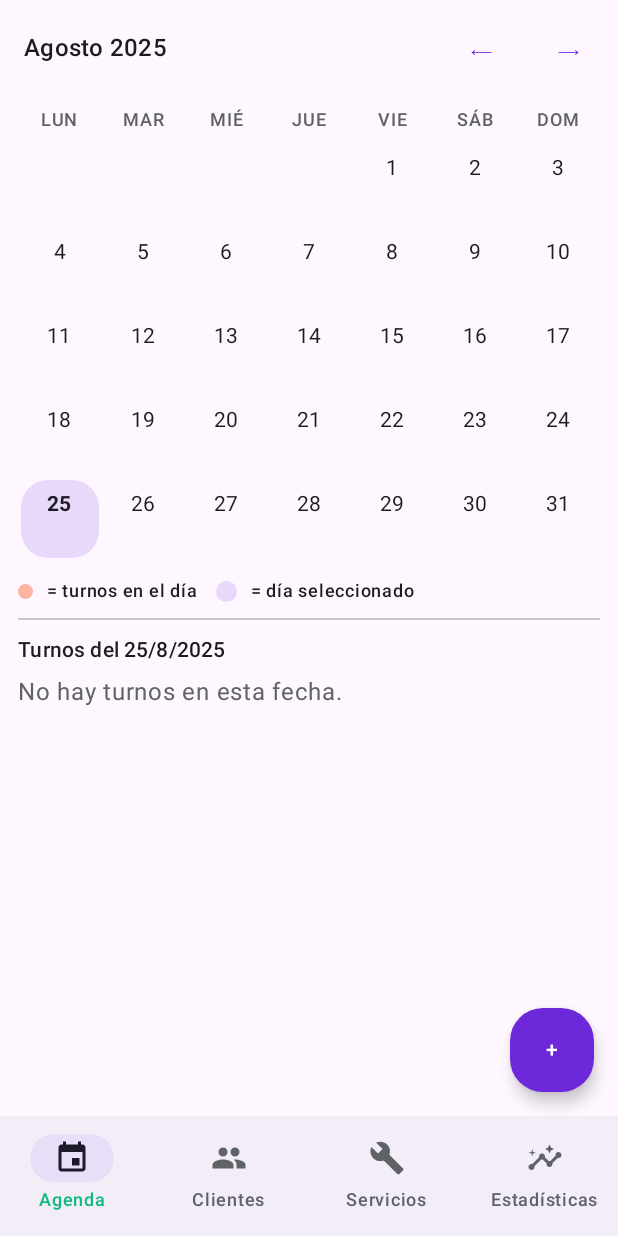
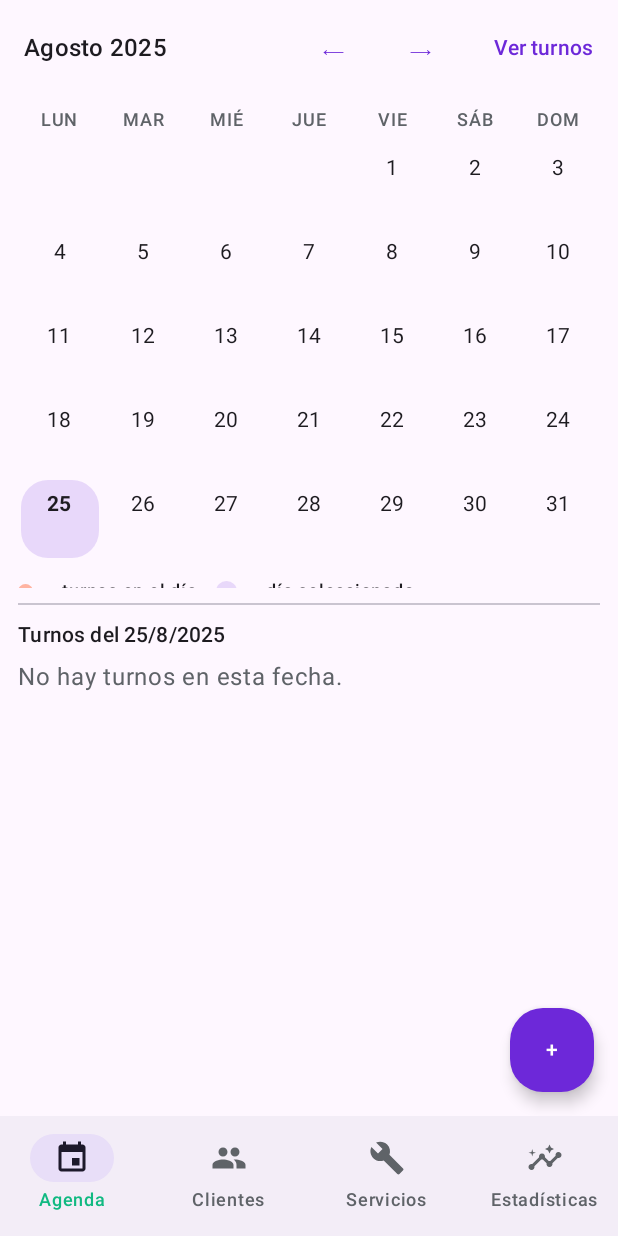
Before and after one commit to lucholal57/MasajesLG, an Android app built with Jetpack Compose: the screen it shows after launch (MainActivity), on a phone screen of 412 x 824 dp. Run offline under Robolectric (Android 15) with nearby library versions, the phone set to English and light mode, and no system bars; our stand-ins replace Room's generated code.

Commit message:
Se modifica el calendarscree y se agrega boton ver turnos/ver calendario

```diff
--- a/app/src/main/java/com/example/masajeslg/ui/CalendarScreen.kt
+++ b/app/src/main/java/com/example/masajeslg/ui/CalendarScreen.kt
@@ -2,12 +2,16 @@ package com.example.masajeslg.ui
 
 import android.os.Build
 import androidx.annotation.RequiresApi
+import androidx.compose.animation.AnimatedVisibility
 import androidx.compose.foundation.background
 import androidx.compose.foundation.clickable
 import androidx.compose.foundation.layout.*
 import androidx.compose.foundation.lazy.LazyColumn
 import androidx.compose.foundation.lazy.items
+import androidx.compose.foundation.lazy.rememberLazyListState
+import androidx.compose.foundation.rememberScrollState
 import androidx.compose.foundation.shape.CircleShape
+import androidx.compose.foundation.verticalScroll
 import androidx.compose.material.icons.Icons
 import androidx.compose.material.icons.filled.MoreVert
 import androidx.compose.material3.*
@@ -16,9 +20,11 @@ import androidx.compose.ui.Alignment
 import androidx.compose.ui.Modifier
 import androidx.compose.ui.draw.clip
 import androidx.compose.ui.graphics.Color
+import androidx.compose.ui.platform.LocalConfiguration
 import androidx.compose.ui.platform.LocalContext
 import androidx.compose.ui.text.font.FontWeight
 import androidx.compose.ui.text.style.TextAlign
+import androidx.compose.ui.text.style.TextOverflow
 import androidx.compose.ui.unit.dp
 import com.example.masajeslg.data.AppointmentUi
 import com.example.masajeslg.util.openWhatsApp
@@ -50,8 +56,19 @@ fun CalendarScreen(
         dayCounts.associate { parseSqlDayToLocalDate(it.day) to it.count }
     }
 
-    // ⬇️ estado para confirmar borrado
+    // Confirmar borrado
     var toDelete by remember { mutableStateOf<AppointmentUi?>(null) }
+
+    // Mostrar/ocultar calendario
+    var showCalendar by remember { mutableStateOf(true) }
+
+    // Altura máxima del calendario (accesibilidad)
+    val fontScale = LocalConfiguration.current.fontScale
+    val maxCalendarHeight = when {
+        fontScale >= 1.6f -> 280.dp
+        fontScale >= 1.3f -> 300.dp
+        else -> 320.dp
+    }
 
     Scaffold(
         topBar = {
@@ -67,12 +84,19 @@ fun CalendarScreen(
                     Row(verticalAlignment = Alignment.CenterVertically) {
                         TextButton(onClick = { viewModel.prevMonth() }) { Text("⟵") }
                         TextButton(onClick = { viewModel.nextMonth() }) { Text("⟶") }
+                        Spacer(Modifier.width(8.dp))
+                        TextButton(onClick = { showCalendar = !showCalendar }) {
+                            Text(if (showCalendar) "Ver turnos" else "Ver calendario")
+                        }
                     }
                 }
             )
         },
         floatingActionButton = {
-            FloatingActionButton(onClick = onAddClick, containerColor = MaterialTheme.colorScheme.primary) {
+            FloatingActionButton(
+                onClick = onAddClick,
+                containerColor = MaterialTheme.colorScheme.primary
+            ) {
                 Text("+", color = MaterialTheme.colorScheme.onPrimary)
             }
         }
@@ -83,6 +107,14 @@ fun CalendarScreen(
                 .fillMaxSize()
                 .padding(horizontal = 12.dp, vertical = 8.dp)
         ) {
+            // ===== CALENDARIO PLEGABLE =====
+            AnimatedVisibility(visible = showCalendar) {
+                Column(
+                    modifier = Modifier
+                        .fillMaxWidth()
+                        .heightIn(max = maxCalendarHeight)
+                        .verticalScroll(rememberScrollState())
+                ) {
                     // Encabezado días (L..D)
                     Row(Modifier.fillMaxWidth()) {
                         DayOfWeek.values().forEach { dow ->
@@ -90,7 +122,9 @@ fun CalendarScreen(
                                 Text(
                                     text = dow.getDisplayName(TextStyle.SHORT, locale).uppercase(locale),
                                     style = MaterialTheme.typography.labelMedium,
-                            color = MaterialTheme.colorScheme.onSurfaceVariant
+                                    color = MaterialTheme.colorScheme.onSurfaceVariant,
+                                    maxLines = 1,
+                                    overflow = TextOverflow.Ellipsis
                                 )
                             }
                         }
@@ -111,28 +145,51 @@ fun CalendarScreen(
                     // Leyenda
                     Row(Modifier.fillMaxWidth(), verticalAlignment = Alignment.CenterVertically) {
                         LegendDot(color = MaterialTheme.colorScheme.tertiary)
-                Text(" = turnos en el día", style = MaterialTheme.typography.labelMedium)
+                        Text(
+                            " = turnos en el día",
+                            style = MaterialTheme.typography.labelMedium,
+                            maxLines = 1, overflow = TextOverflow.Ellipsis
+                        )
                         Spacer(Modifier.width(12.dp))
                         LegendSquare(color = MaterialTheme.colorScheme.primary.copy(alpha = 0.15f))
-                Text(" = día seleccionado", style = MaterialTheme.typography.labelMedium)
+                        Text(
+                            " = día seleccionado",
+                            style = MaterialTheme.typography.labelMedium,
+                            maxLines = 1, overflow = TextOverflow.Ellipsis
+                        )
                     }
+                }
+            }
+            // ===== FIN CALENDARIO =====
 
             Spacer(Modifier.height(10.dp))
             Divider()
 
-            // Lista de turnos del día seleccionado
             Text(
                 text = "Turnos del ${selectedDate.dayOfMonth}/${selectedDate.monthValue}/${selectedDate.year}",
                 style = MaterialTheme.typography.titleSmall,
                 fontWeight = FontWeight.Medium,
-                modifier = Modifier.padding(top = 10.dp, bottom = 6.dp)
+                modifier = Modifier.padding(top = 10.dp, bottom = 6.dp),
+                maxLines = 1, overflow = TextOverflow.Ellipsis
             )
 
+            // Lista (ocupa el resto SIEMPRE)
+            val listState = rememberLazyListState()
             if (appointments.isEmpty()) {
+                Box(
+                    modifier = Modifier
+                        .fillMaxWidth()
+                        .weight(1f),
+                    contentAlignment = Alignment.TopStart
+                ) {
                     Text("No hay turnos en esta fecha.", color = MaterialTheme.colorScheme.onSurfaceVariant)
+                }
             } else {
                 LazyColumn(
-                    modifier = Modifier.fillMaxWidth(),
+                    state = listState,
+                    modifier = Modifier
+                        .fillMaxWidth()
+                        .weight(1f),
                     contentPadding = PaddingValues(bottom = 80.dp)
                 ) {
                     items(items = appointments, key = { it.appointment.id }) { ap ->
@@ -141,7 +198,7 @@ fun CalendarScreen(
                             onSetStatus = { newStatus ->
                                 viewModel.setStatus(ap.appointment.id, newStatus)
                             },
-                            onDelete = { toDelete = ap } // ⬅️ abrir confirmación
+                            onDelete = { toDelete = ap }
                         )
                         Divider()
                     }
@@ -155,9 +212,7 @@ fun CalendarScreen(
         AlertDialog(
             onDismissRequest = { toDelete = null },
             title = { Text("Eliminar turno") },
-            text = {
-                Text("¿Eliminar el turno de ${row.clientName} a las ${formatHour(row.appointment.startAt)}?")
-            },
+            text = { Text("¿Eliminar el turno de ${row.clientName} a las ${formatHour(row.appointment.startAt)}?") },
             confirmButton = {
                 TextButton(onClick = {
                     viewModel.delete(row.appointment.id)
@@ -183,7 +238,7 @@ private fun MonthGrid(
     val firstIndex = ((firstOfMonth.dayOfWeek.value + 6) % 7) // Lunes=0
     val daysInMonth = month.lengthOfMonth()
     val totalCells = firstIndex + daysInMonth
-    val rows = kotlin.math.ceil(totalCells / 7.0).toInt()
+    val rows = ceil(totalCells / 7.0).toInt()
 
     Column {
         var dayNum = 1
@@ -239,7 +294,8 @@ private fun DayCell(
             text = date.dayOfMonth.toString(),
             style = MaterialTheme.typography.bodyMedium,
             fontWeight = if (isSelected) FontWeight.Bold else FontWeight.Normal,
-            color = MaterialTheme.colorScheme.onSurface
+            color = MaterialTheme.colorScheme.onSurface,
+            maxLines = 1, overflow = TextOverflow.Ellipsis
         )
         Spacer(Modifier.height(4.dp))
         if (count > 0) {
@@ -254,7 +310,8 @@ private fun DayCell(
                     text = if (count > 9) "9+" else count.toString(),
                     style = MaterialTheme.typography.labelSmall,
                     color = MaterialTheme.colorScheme.onTertiary,
-                    textAlign = TextAlign.Center
+                    textAlign = TextAlign.Center,
+                    maxLines = 1, overflow = TextOverflow.Ellipsis
                 )
             }
         } else {
@@ -301,11 +358,13 @@ private fun AppointmentRow(
         Column(Modifier.weight(1f)) {
             Text(
                 text = "${formatHour(ap.appointment.startAt)} • ${ap.clientName}",
-                fontWeight = FontWeight.Medium
+                fontWeight = FontWeight.Medium,
+                maxLines = 1, overflow = TextOverflow.Ellipsis
             )
             Text(
                 text = "${ap.serviceName} • $precio",
-                color = MaterialTheme.colorScheme.onSurfaceVariant
+                color = MaterialTheme.colorScheme.onSurfaceVariant,
+                maxLines = 1, overflow = TextOverflow.Ellipsis
             )
         }
 
@@ -318,7 +377,8 @@ private fun AppointmentRow(
                 else -> ap.appointment.status
             },
             color = statusColor,
-            style = MaterialTheme.typography.labelMedium
+            style = MaterialTheme.typography.labelMedium,
+            maxLines = 1, overflow = TextOverflow.Ellipsis
         )
 
         Box {
```
Lines whose indentation alone changed are shown as unchanged.
